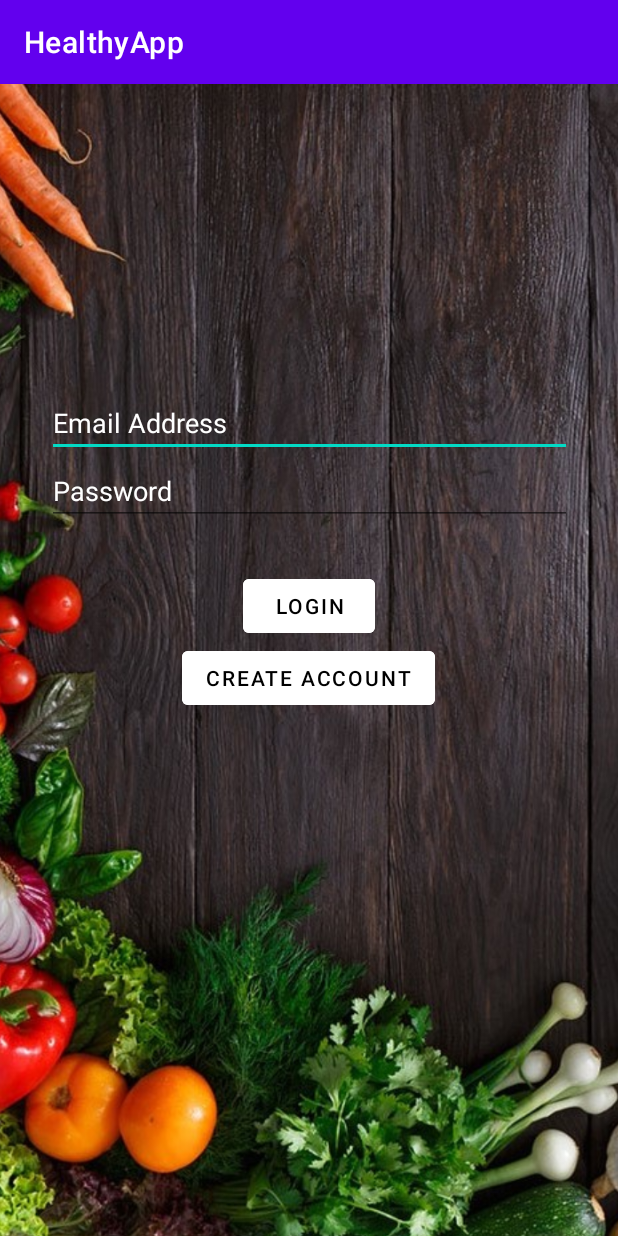
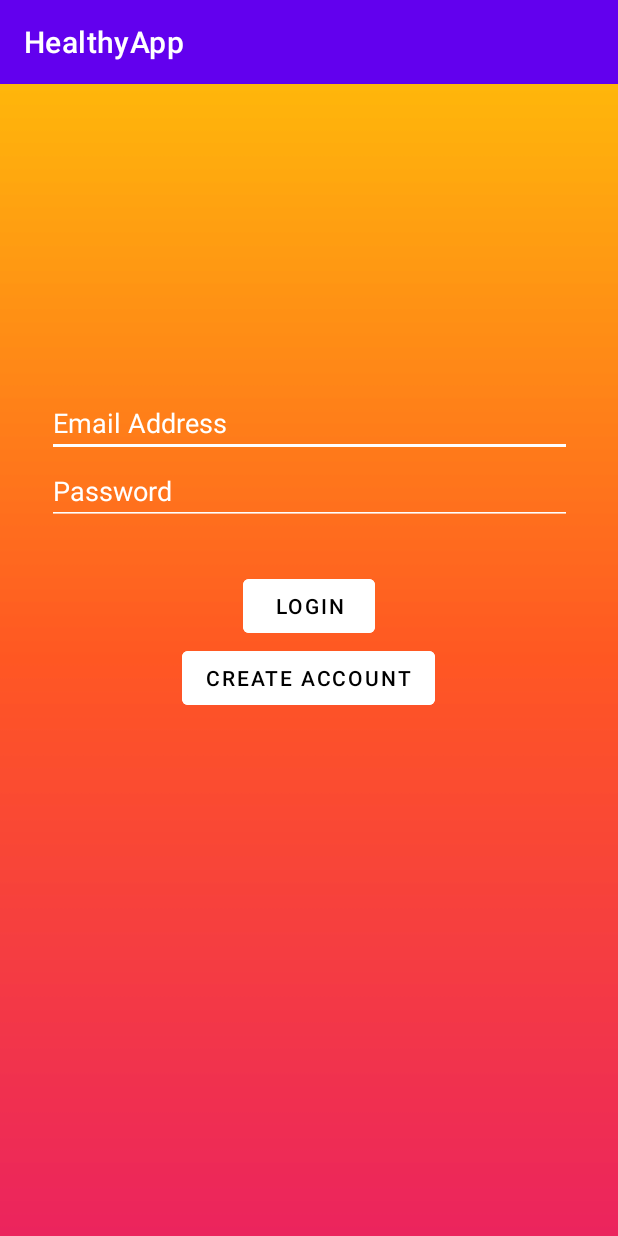
Before and after one commit to AprioteseAndreea/Android-Studio-HealthyApp, an Android app: the screen it shows after launch (LoginActivity), on a phone screen of 412 x 824 dp. Run offline under Robolectric (Android 15) with nearby library versions, the light colour scheme and no system bars; our stand-ins replace Firebase (no records; nobody signed in at launch, a user with empty details on screens opened directly).

Commit message:
Updated some things

```diff
--- a/HealthyApp/app/src/main/AndroidManifest.xml
+++ b/HealthyApp/app/src/main/AndroidManifest.xml
@@ -2,7 +2,6 @@
 <manifest xmlns:android="http://schemas.android.com/apk/res/android"
     package="com.example.healthyapp">
     <uses-permission android:name="android.permission.INTERNET"/>
-
     <application
         android:allowBackup="true"
         android:icon="@mipmap/ic_launcher"
@@ -23,4 +22,5 @@
         <activity android:name=".activities.MainActivity"></activity>
     </application>
 
+
 </manifest>
--- a/HealthyApp/app/src/main/java/com/example/healthyapp/fragments/HomeFragment.java
+++ b/HealthyApp/app/src/main/java/com/example/healthyapp/fragments/HomeFragment.java
@@ -170,7 +170,7 @@ public class HomeFragment extends Fragment {
                 }, new Response.ErrorListener() {
             @Override
             public void onErrorResponse(VolleyError error) {
-                Toast.makeText(getContext(), "ERROR: get EMPLOYEES failed with error: " + error.getMessage(), Toast.LENGTH_LONG).show();
+                Toast.makeText(getContext(), "ERROR: get MEALS failed with error: " + error.getMessage(), Toast.LENGTH_LONG).show();
             }
         });
 
--- a/HealthyApp/app/src/main/java/com/example/healthyapp/fragments/MealsFragment.java
+++ b/HealthyApp/app/src/main/java/com/example/healthyapp/fragments/MealsFragment.java
@@ -112,8 +112,8 @@ public class MealsFragment extends Fragment {
                 new Response.Listener<String>() {
                     @Override
                     public void onResponse(String response) {
+                        try {
 
-                        try {
                             handleMealResponse(response);
                         } catch (JSONException e) {
                             e.printStackTrace();
@@ -123,7 +123,7 @@ public class MealsFragment extends Fragment {
                 }, new Response.ErrorListener() {
             @Override
             public void onErrorResponse(VolleyError error) {
-                Toast.makeText(getContext(), "ERROR: get EMPLOYEES failed with error: " + error.getMessage(), Toast.LENGTH_LONG).show();
+                Toast.makeText(getContext(), "ERROR: get MEALS failed with error: " + error.getMessage(), Toast.LENGTH_LONG).show();
             }
         });
 
--- a/HealthyApp/app/src/main/res/layout/activity_login.xml
+++ b/HealthyApp/app/src/main/res/layout/activity_login.xml
@@ -18,9 +18,10 @@
         app:layout_constraintEnd_toEndOf="parent"
         app:layout_constraintStart_toStartOf="parent"
         app:layout_constraintTop_toTopOf="parent"
-        app:srcCompat="@drawable/bg34210" />
+        app:srcCompat="@drawable/bgb2" />
 
     <EditText
+        android:backgroundTint="@color/white"
         android:layout_height="wrap_content"
         android:layout_width="350dp"
         app:layout_constraintTop_toTopOf="parent"
@@ -40,6 +41,7 @@
     <EditText
         android:layout_height="wrap_content"
         android:layout_width="350dp"
+        android:backgroundTint="@color/white"
         app:layout_constraintStart_toStartOf="parent"
         app:layout_constraintEnd_toEndOf="parent"
         android:id="@+id/loginPassword"
--- a/HealthyApp/app/src/main/res/layout/activity_register.xml
+++ b/HealthyApp/app/src/main/res/layout/activity_register.xml
@@ -16,7 +16,7 @@
         app:layout_constraintEnd_toEndOf="parent"
         app:layout_constraintStart_toStartOf="parent"
         app:layout_constraintTop_toTopOf="parent"
-        app:srcCompat="@drawable/bg34210" />
+        app:srcCompat="@drawable/bgb2" />
 
     <EditText
         android:id="@+id/registerFullName"
--- a/HealthyApp/app/src/main/res/layout/fragment_home.xml
+++ b/HealthyApp/app/src/main/res/layout/fragment_home.xml
@@ -64,7 +64,7 @@ android:src="@drawable/glass"
         android:layout_width="100dp"
         app:layout_constraintStart_toEndOf="@id/date_time"
         app:layout_constraintTop_toTopOf="parent"
-        android:layout_marginLeft="80dp"
+        android:layout_marginLeft="100dp"
         android:text="LogOut"
         android:backgroundTint="@color/peach"
         >
@@ -77,7 +77,7 @@ android:src="@drawable/glass"
         app:layout_constraintStart_toStartOf="@id/water_glasses"
         app:layout_constraintTop_toBottomOf="@id/water_glasses"
         android:layout_marginLeft="0dp"
-        android:text="Drunk one"
+        android:text="Drank one"
         android:textColor="@color/peach"
         android:backgroundTint="@color/white"
 
--- a/HealthyApp/app/src/main/res/layout/fragment_workout.xml
+++ b/HealthyApp/app/src/main/res/layout/fragment_workout.xml
@@ -4,7 +4,7 @@
     android:layout_width="match_parent"
     android:layout_height="match_parent"
     tools:context=".fragments.WorkoutFragment"
-    android:background="@color/purple_700">
+    android:background="@color/peach">
 
     <TextView
         android:layout_width="wrap_content"
```
Also changed, not shown: HealthyApp/app/src/main/res/drawable/bg3421.jpg (deleted), HealthyApp/app/src/main/res/drawable/bg34210.jpg (deleted), HealthyApp/app/src/main/res/drawable/bgb2.png (added), HealthyApp/app/src/main/res/drawable/gbg.jpg (added).
